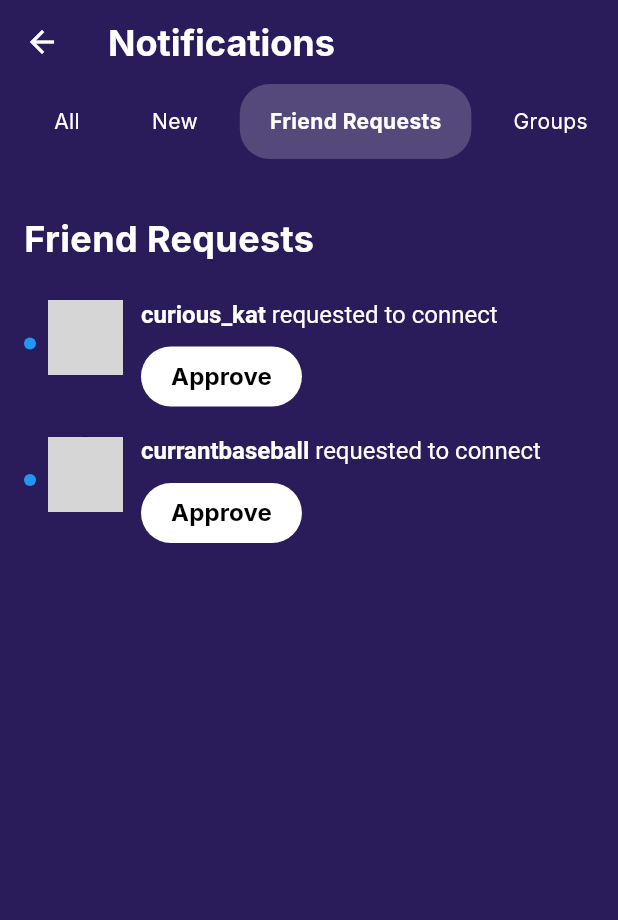
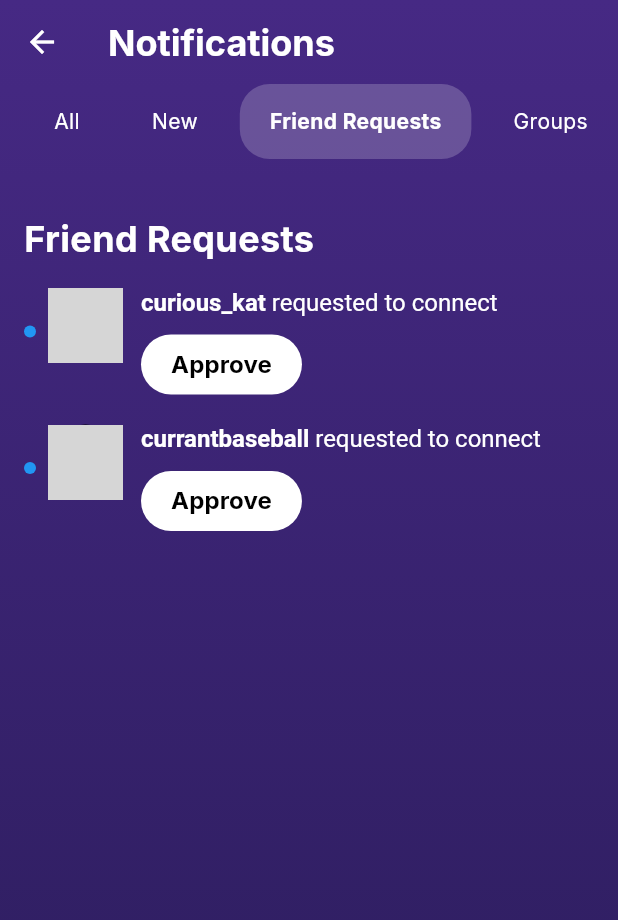
Before and after one commit to iPhonz/iphonz, a Flutter app: the NotificationsScreen screen opened directly, after a tap on "New", after a tap on "Friend Requests", on a phone screen of 412 x 824 dp. Shown: the top 920 px of the screen. Run offline on Flutter 3.47's test engine with Material 3 defaults, Android fonts, the phone set to English and light mode, and no system bars; statements that could not run were skipped; grey boxes are pictures that could not be loaded.

Commit message:
Update NotificationsScreen to use NotificationService

```diff
--- a/lib/screens/notifications_screen.dart
+++ b/lib/screens/notifications_screen.dart
@@ -1,6 +1,7 @@
 import 'package:flutter/material.dart';
 import '../models/notification_item.dart';
 import '../widgets/notification_item_widget.dart';
+import '../services/notification_service.dart';
 
 class NotificationsScreen extends StatefulWidget {
   const NotificationsScreen({Key? key}) : super(key: key);
@@ -16,95 +17,41 @@ class _NotificationsScreenState extends State<NotificationsScreen> {
   // List of filter options
   final List<String> _filters = ['All', 'New', 'Friend Requests', 'Groups', 'Comments'];
 
-  // Sample notification data
-  final List<NotificationItem> _notifications = [
-    // Group section
-    NotificationItem(
-      type: NotificationType.groupRequest,
-      username: 'mountain_mama',
-      profileImage: 'assets/images/profile_mountain_mama.jpg',
-      message: 'requested to join:',
-      group: 'In My Bag',
-      hasUnread: true,
-    ),
-    NotificationItem(
-      type: NotificationType.groupJoin,
-      username: 'adventureratheart',
-      profileImage: 'assets/images/profile_adventurer.jpg',
-      message: 'joined:',
-      group: 'For All My Folks',
-      hasUnread: false,
-    ),
-    NotificationItem(
-      type: NotificationType.groupPost,
-      username: 'tropicalparadise',
-      profileImage: 'assets/images/profile_tropical.jpg',
-      message: 'posted a Spill in:',
-      group: 'Not Today Baby',
-      postImage: 'assets/images/post_purple.jpg',
-      hasUnread: true,
-    ),
-    NotificationItem(
-      type: NotificationType.groupPost,
-      username: 'tuneblueberry',
-      profileImage: 'assets/images/profile_tune.jpg',
-      message: 'posted a Spill in:',
-      group: 'ReallyTho?',
-      postImage: 'assets/images/post_baby.jpg',
-      hasUnread: false,
-    ),
-    NotificationItem(
-      type: NotificationType.groupPost,
-      username: 'guitarsodawave',
-      profileImage: 'assets/images/profile_guitar.jpg',
-      message: 'posted a Spill in:',
-      group: 'Yoga on Mondays',
-      postImage: 'assets/images/post_yoga.jpg',
-      hasUnread: false,
-    ),
-    NotificationItem(
-      type: NotificationType.groupPost,
-      username: 'pastaleloiancha',
-      profileImage: 'assets/images/profile_pasta.jpg',
-      message: 'posted a Spill in:',
-      group: 'Cash Me Outside',
-      postImage: 'assets/images/post_cash.jpg',
-      hasUnread: false,
-    ),
+  // Notification service
+  final NotificationService _notificationService = NotificationService();
+  late List<NotificationItem> _notifications;
 
-    // Friend requests section
-    NotificationItem(
-      type: NotificationType.friendRequest,
-      username: 'curious_kat',
-      profileImage: 'assets/images/profile_curious.jpg',
-      message: 'requested to connect',
-      hasUnread: true,
-    ),
-    NotificationItem(
-      type: NotificationType.friendRequest,
-      username: 'currantbaseball',
-      profileImage: 'assets/images/profile_currant.jpg',
-      message: 'requested to connect',
-      hasUnread: true,
-    ),
-  ];
+  @override
+  void initState() {
+    super.initState();
+    _notifications = _notificationService.getNotifications();
+    _notificationService.addListener(_refreshNotifications);
+  }
+
+  @override
+  void dispose() {
+    _notificationService.removeListener(_refreshNotifications);
+    super.dispose();
+  }
+
+  void _refreshNotifications() {
+    setState(() {
+      _notifications = _notificationService.getNotifications();
+    });
+  }
 
   // Filtered notifications based on current filter
   List<NotificationItem> get filteredNotifications {
     if (_selectedFilter == 'All') {
       return _notifications;
     } else if (_selectedFilter == 'New') {
-      return _notifications.where((item) => item.hasUnread).toList();
+      return _notificationService.getUnreadNotifications();
     } else if (_selectedFilter == 'Friend Requests') {
-      return _notifications.where((item) => item.type == NotificationType.friendRequest).toList();
+      return _notificationService.getFriendRequestNotifications();
     } else if (_selectedFilter == 'Groups') {
-      return _notifications.where((item) =>
-        item.type == NotificationType.groupRequest ||
-        item.type == NotificationType.groupJoin ||
-        item.type == NotificationType.groupPost
-      ).toList();
+      return _notificationService.getGroupNotifications();
     } else if (_selectedFilter == 'Comments') {
-      return _notifications.where((item) => item.type == NotificationType.comment).toList();
+      return _notificationService.getNotificationsByType(NotificationType.comment);
     }
     return _notifications;
   }
@@ -113,6 +60,7 @@ class _NotificationsScreenState extends State<NotificationsScreen> {
   Widget build(BuildContext context) {
     return Scaffold(
       backgroundColor: const Color(0xFF2A1C5A), // Dark purple background
+      extendBodyBehindAppBar: true,
       appBar: AppBar(
         backgroundColor: Colors.transparent,
         elevation: 0,
@@ -129,7 +77,19 @@ class _NotificationsScreenState extends State<NotificationsScreen> {
           ),
         ),
       ),
-      body: Column(
+      body: Container(
+        decoration: const BoxDecoration(
+          gradient: LinearGradient(
+            begin: Alignment.topCenter,
+            end: Alignment.bottomCenter,
+            colors: [
+              Color(0xFF462984), // Lighter purple
+              Color(0xFF2A1C5A), // Darker purple
+            ],
+          ),
+        ),
+        child: SafeArea(
+          child: Column(
             crossAxisAlignment: CrossAxisAlignment.start,
             children: [
               // Filter tabs
@@ -195,9 +155,7 @@ class _NotificationsScreenState extends State<NotificationsScreen> {
                                 fontWeight: FontWeight.bold,
                               ),
                             ),
-                        const SizedBox(height: 8),
-                        if (index < _buildSectionedList().length - 1 &&
-                            _buildSectionedList()[index + 1] is String)
+                            if (index > 0 && index < _buildSectionedList().length - 1)
                               const Divider(color: Colors.white24, thickness: 1),
                           ],
                         ),
@@ -207,10 +165,7 @@ class _NotificationsScreenState extends State<NotificationsScreen> {
                       return NotificationItemWidget(
                         notification: item,
                         onApprove: () {
-                      // Handle approval
-                      setState(() {
-                        item.hasUnread = false;
-                      });
+                          _notificationService.approveRequest(item);
                         },
                       );
                     }
@@ -220,6 +175,8 @@ class _NotificationsScreenState extends State<NotificationsScreen> {
                 ),
               ),
             ],
+          ),
+        ),
       ),
     );
   }
@@ -241,8 +198,9 @@ class _NotificationsScreenState extends State<NotificationsScreen> {
     }
 
     // Add a divider if we have more sections
-    if (groupNotifications.isNotEmpty) {
-      sectionedList.add(''); // Empty string as divider marker
+    if (groupNotifications.isNotEmpty &&
+        filteredNotifications.any((item) => item.type == NotificationType.friendRequest)) {
+      sectionedList.add('');
     }
 
     // Friend requests section if there are friend requests
```
Lines whose indentation alone changed are shown as unchanged.
